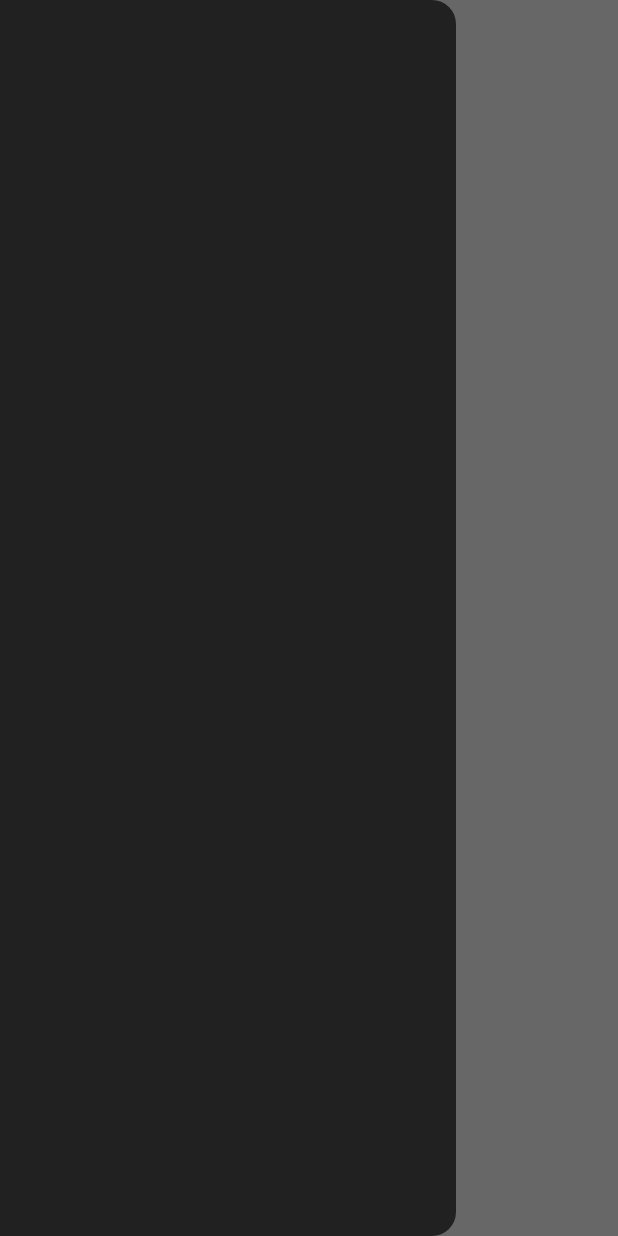
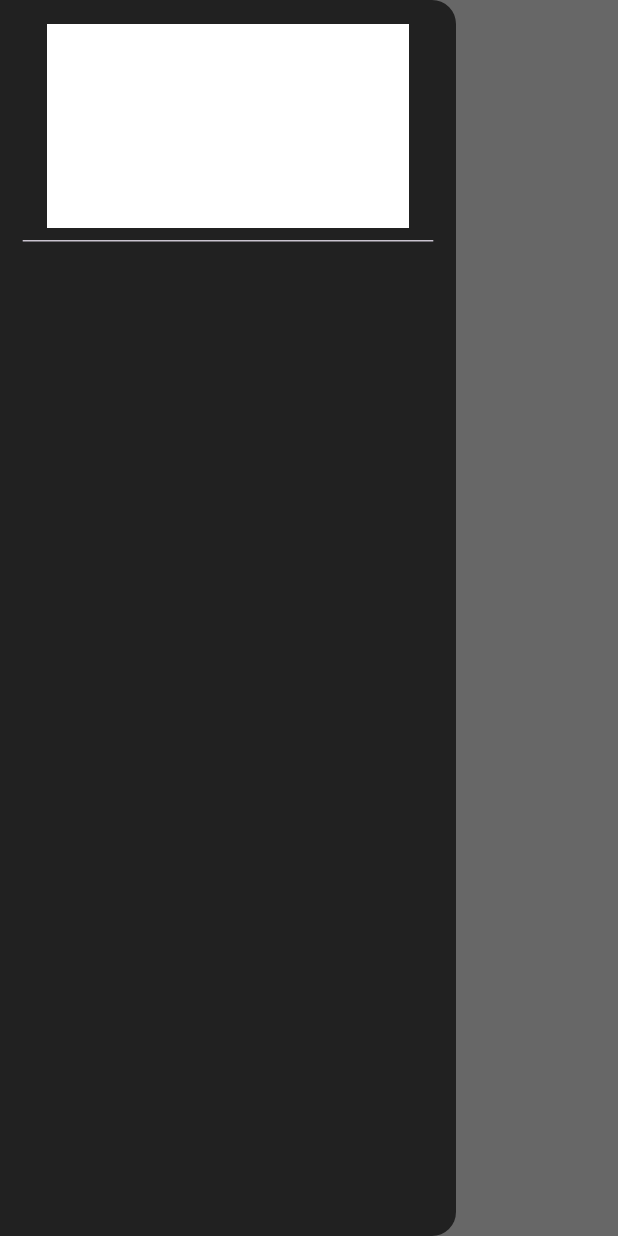
Before and after one commit to MdHananSjd/Adidas-Sneaks, a Flutter app: the HomePage screen opened directly, with the side drawer open, on a phone screen of 412 x 824 dp. Run offline on Flutter 3.47's test engine with Material 3 defaults, Android fonts, the phone set to English and light mode, and no system bars; drawn by our look-alikes of google_nav_bar.

```diff
--- a/lib/pages/home_page.dart
+++ b/lib/pages/home_page.dart
@@ -57,6 +57,11 @@ class _HomePageState extends State<HomePage> {
         backgroundColor: Colors.grey[900],
         child: Column(
           children: [
+            //logo
+            DrawerHeader(child: Image.asset(
+              "lib/images/nike.png",
+              color: Colors.white,
+              ))
             //different tabs to add
           ],
         ),
```
